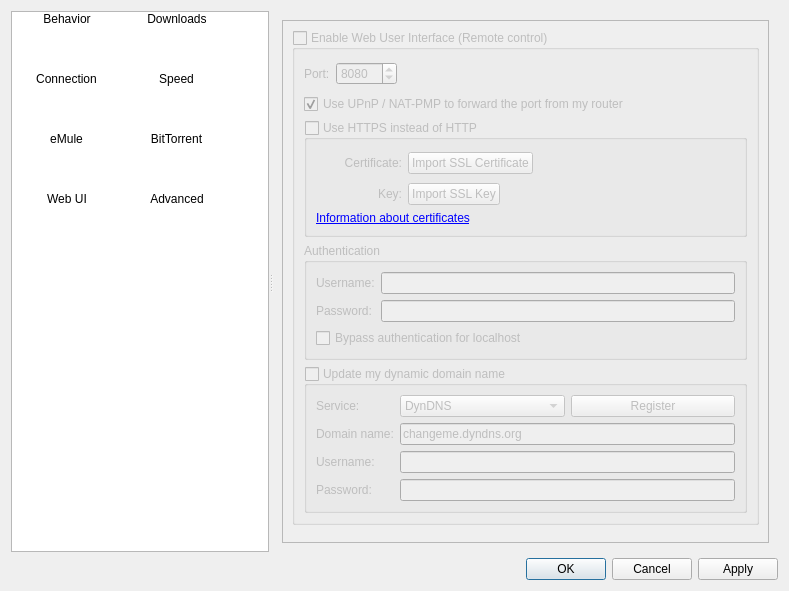
Before: the Qt Designer form src/preferences/options.ui in qmule/qmule, drawn with Qt 5.
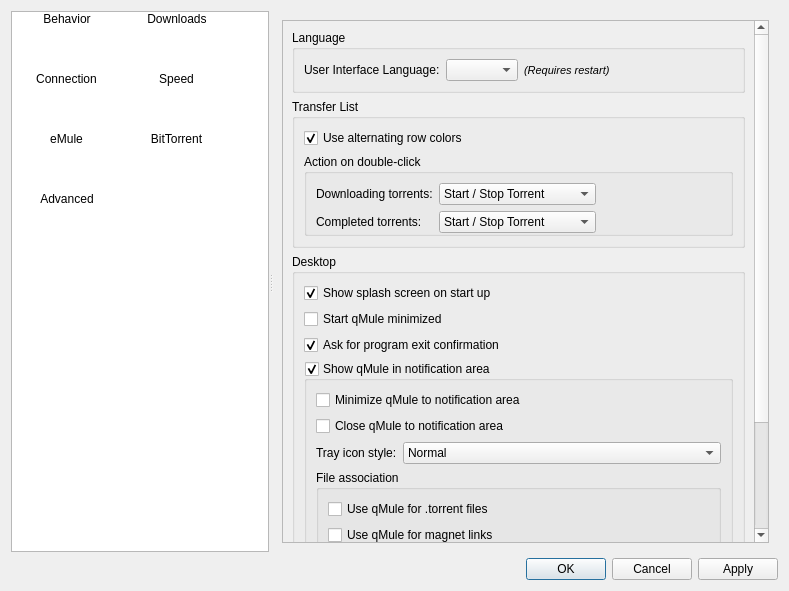
After: the same form once the commit is applied. The open tabs and pages were chosen to show the change. Icons and pictures are not drawn.

Commit message: #27 Remove WebUI tab

Diff of the .ui file:
```diff
--- a/src/preferences/options.ui
+++ b/src/preferences/options.ui
@@ -143,17 +143,6 @@
         <set>ItemIsSelectable|ItemIsEnabled</set>
        </property>
       </item>
-      <item>
-       <property name="text">
-        <string>Web UI</string>
-       </property>
-       <property name="textAlignment">
-        <set>AlignHCenter|AlignVCenter|AlignCenter</set>
-       </property>
-       <property name="flags">
-        <set>ItemIsSelectable|ItemIsEnabled</set>
-       </property>
-      </item>
       <item>
        <property name="text">
         <string>Advanced</string>
@@ -2463,386 +2452,6 @@
         </item>
        </layout>
       </widget>
-      <widget class="QWidget" name="tabOptionPage7">
-       <property name="enabled">
-        <bool>false</bool>
-       </property>
-       <layout class="QVBoxLayout">
-        <item>
-         <widget class="QScrollArea" name="scrollArea_7">
-          <property name="widgetResizable">
-           <bool>true</bool>
-          </property>
-          <widget class="QWidget" name="scrollAreaWidgetContents_7">
-           <property name="geometry">
-            <rect>
-             <x>0</x>
-             <y>0</y>
-             <width>435</width>
-             <height>551</height>
-            </rect>
-           </property>
-           <layout class="QVBoxLayout" name="verticalLayout_23">
-            <item>
-             <widget class="QGroupBox" name="checkWebUi">
-              <property name="title">
-               <string>Enable Web User Interface (Remote control)</string>
-              </property>
-              <property name="checkable">
-               <bool>true</bool>
-              </property>
-              <property name="checked">
-               <bool>false</bool>
-              </property>
-              <layout class="QVBoxLayout" name="verticalLayout_2">
-               <item>
-                <layout class="QHBoxLayout" name="horizontalLayout_2">
-                 <item>
-                  <widget class="QLabel" name="lblWebUiPort">
-                   <property name="text">
-                    <string>Port:</string>
-                   </property>
-                  </widget>
-                 </item>
-                 <item>
-                  <widget class="QSpinBox" name="spinWebUiPort">
-                   <property name="minimum">
-                    <number>1</number>
-                   </property>
-                   <property name="maximum">
-                    <number>65535</number>
-                   </property>
-                   <property name="value">
-                    <number>8080</number>
-                   </property>
-                  </widget>
-                 </item>
-                 <item>
-                  <spacer>
-                   <property name="orientation">
-                    <enum>Qt::Horizontal</enum>
-                   </property>
-                   <property name="sizeHint" stdset="0">
-                    <size>
-                     <width>21</width>
-                     <height>29</height>
-                    </size>
-                   </property>
-                  </spacer>
-                 </item>
-                </layout>
-               </item>
-               <item>
-                <widget class="QCheckBox" name="checkWebUIUPnP">
-                 <property name="text">
-                  <string>Use UPnP / NAT-PMP to forward the port from my router</string>
-                 </property>
-                 <property name="checked">
-                  <bool>true</bool>
-                 </property>
-                </widget>
-               </item>
-               <item>
-                <widget class="QGroupBox" name="checkWebUiHttps">
-                 <property name="title">
-                  <string>Use HTTPS instead of HTTP</string>
-                 </property>
-                 <property name="checkable">
-                  <bool>true</bool>
-                 </property>
-                 <property name="checked">
-                  <bool>false</bool>
-                 </property>
-                 <layout class="QGridLayout" name="gridLayout_11">
-                  <item row="0" column="0">
-                   <widget class="QLabel" name="lblSslCertStatus">
-                    <property name="minimumSize">
-                     <size>
-                      <width>22</width>
-                      <height>22</height>
-                     </size>
-                    </property>
-                    <property name="maximumSize">
-                     <size>
-                      <width>22</width>
-                      <height>22</height>
-                     </size>
-                    </property>
-                    <property name="text">
-                     <string/>
-                    </property>
-                   </widget>
-                  </item>
-                  <item row="0" column="1">
-                   <widget class="QLabel" name="lblWebUiCrt">
-                    <property name="text">
-                     <string>Certificate:</string>
-                    </property>
-                    <property name="alignment">
-                     <set>Qt::AlignRight|Qt::AlignTrailing|Qt::AlignVCenter</set>
-                    </property>
-                   </widget>
-                  </item>
-                  <item row="0" column="2">
-                   <layout class="QHBoxLayout" name="horizontalLayout_4">
-                    <item>
-                     <widget class="QPushButton" name="btnWebUiCrt">
-                      <property name="text">
-                       <string>Import SSL Certificate</string>
-                      </property>
-                     </widget>
-                    </item>
-                    <item>
-                     <spacer name="horizontalSpacer_12">
-                      <property name="orientation">
-                       <enum>Qt::Horizontal</enum>
-                      </property>
-                      <property name="sizeHint" stdset="0">
-                       <size>
-                        <width>138</width>
-                        <height>28</height>
-                       </size>
-                      </property>
-                     </spacer>
-                    </item>
-                   </layout>
-                  </item>
-                  <item row="1" column="0">
-                   <widget class="QLabel" name="lblSslKeyStatus">
-                    <property name="minimumSize">
-                     <size>
-                      <width>22</width>
-                      <height>22</height>
-                     </size>
-                    </property>
-                    <property name="maximumSize">
-                     <size>
-                      <width>22</width>
-                      <height>22</height>
-                     </size>
-                    </property>
-                    <property name="text">
-                     <string/>
-                    </property>
-                   </widget>
-                  </item>
-                  <item row="1" column="1">
-                   <widget class="QLabel" name="lblWebUiKey">
-                    <property name="text">
-                     <string>Key:</string>
-                    </property>
-                    <property name="alignment">
-                     <set>Qt::AlignRight|Qt::AlignTrailing|Qt::AlignVCenter</set>
-                    </property>
-                   </widget>
-                  </item>
-                  <item row="1" column="2">
-                   <layout class="QHBoxLayout" name="horizontalLayout_5">
-                    <item>
-                     <widget class="QPushButton" name="btnWebUiKey">
-                      <property name="text">
-                       <string>Import SSL Key</string>
-                      </property>
-                     </widget>
-                    </item>
-                    <item>
-                     <spacer name="horizontalSpacer_13">
-                      <property name="orientation">
-                       <enum>Qt::Horizontal</enum>
-                      </property>
-                      <property name="sizeHint" stdset="0">
-                       <size>
-                        <width>40</width>
-                        <height>20</height>
-                       </size>
-                      </property>
-                     </spacer>
-                    </item>
-                   </layout>
-                  </item>
-                  <item row="2" column="0" colspan="3">
-                   <widget class="QLabel" name="lblWebUIInfo">
-                    <property name="text">
-                     <string>&lt;a href=http://httpd.apache.org/docs/2.1/ssl/ssl_faq.html#aboutcerts&gt;Information about certificates&lt;/a&gt;</string>
-                    </property>
-                    <property name="openExternalLinks">
-                     <bool>true</bool>
-                    </property>
-                   </widget>
-                  </item>
-                 </layout>
-                </widget>
-               </item>
-               <item>
-                <widget class="QGroupBox" name="groupWebUiAuth">
-                 <property name="title">
-                  <string>Authentication</string>
-                 </property>
-                 <layout class="QGridLayout" name="gridLayout_10">
-                  <item row="0" column="1" rowspan="3">
-                   <widget class="QLineEdit" name="textWebUiUsername">
-                    <property name="text">
-                     <string/>
-                    </property>
-                    <property name="maxLength">
-                     <number>1000</number>
-                    </property>
-                    <property name="echoMode">
-                     <enum>QLineEdit::Normal</enum>
-                    </property>
-                   </widget>
-                  </item>
-                  <item row="3" column="1">
-                   <widget class="QLineEdit" name="textWebUiPassword">
-                    <property name="text">
-                     <string/>
-                    </property>
-                    <property name="maxLength">
-                     <number>1000</number>
-                    </property>
-                    <property name="echoMode">
-                     <enum>QLineEdit::Password</enum>
-                    </property>
-                   </widget>
-                  </item>
-                  <item row="4" column="0" colspan="2">
-                   <widget class="QCheckBox" name="checkBypassLocalAuth">
-                    <property name="text">
-                     <string>Bypass authentication for localhost</string>
-                    </property>
-                   </widget>
-                  </item>
-                  <item row="0" column="0" rowspan="3">
-                   <widget class="QLabel" name="lblWebUiUsername">
-                    <property name="text">
-                     <string>Username:</string>
-                    </property>
-                   </widget>
-                  </item>
-                  <item row="3" column="0">
-                   <widget class="QLabel" name="lblWebUiPassword">
-                    <property name="text">
-                     <string>Password:</string>
-                    </property>
-                   </widget>
-                  </item>
-                 </layout>
-                </widget>
-               </item>
-               <item>
-                <widget class="QGroupBox" name="checkDynDNS">
-                 <property name="title">
-                  <string>Update my dynamic domain name</string>
-                 </property>
-                 <property name="checkable">
-                  <bool>true</bool>
-                 </property>
-                 <property name="checked">
-                  <bool>false</bool>
-                 </property>
-                 <layout class="QFormLayout" name="formLayout_5">
-                  <item row="0" column="0">
-                   <widget class="QLabel" name="label_19">
-                    <property name="text">
-                     <string>Service:</string>
-                    </property>
-                   </widget>
-                  </item>
-                  <item row="0" column="1">
-                   <layout class="QHBoxLayout" name="horizontalLayout_3">
-                    <item>
-                     <widget class="QComboBox" name="comboDNSService">
-                      <item>
-                       <property name="text">
-                        <string notr="true">DynDNS</string>
-                       </property>
-                      </item>
-                      <item>
-                       <property name="text">
-                        <string notr="true">No-IP</string>
-                       </property>
-                      </item>
-                     </widget>
-                    </item>
-                    <item>
-                     <widget class="QPushButton" name="registerDNSBtn">
-                      <property name="text">
-                       <string>Register</string>
-                      </property>
-                     </widget>
-                    </item>
-                   </layout>
-                  </item>
-                  <item row="1" column="0">
-                   <widget class="QLabel" name="label_20">
-                    <property name="text">
-                     <string>Domain name:</string>
-                    </property>
-                   </widget>
-                  </item>
-                  <item row="1" column="1">
-                   <widget class="QLineEdit" name="domainNameTxt">
-                    <property name="text">
-                     <string notr="true">changeme.dyndns.org</string>
-                    </property>
-                   </widget>
-                  </item>
-                  <item row="2" column="0">
-                   <widget class="QLabel" name="label_21">
-                    <property name="text">
-                     <string>Username:</string>
-                    </property>
-                   </widget>
-                  </item>
-                  <item row="2" column="1">
-                   <widget class="QLineEdit" name="DNSUsernameTxt">
-                    <property name="maxLength">
-                     <number>50</number>
-                    </property>
-                   </widget>
-                  </item>
-                  <item row="3" column="0">
-                   <widget class="QLabel" name="label_22">
-                    <property name="text">
-                     <string>Password:</string>
-                    </property>
-                   </widget>
-                  </item>
-                  <item row="3" column="1">
-                   <widget class="QLineEdit" name="DNSPasswordTxt">
-                    <property name="maxLength">
-                     <number>50</number>
-                    </property>
-                    <property name="echoMode">
-                     <enum>QLineEdit::Password</enum>
-                    </property>
-                   </widget>
-                  </item>
-                 </layout>
-                </widget>
-               </item>
-              </layout>
-             </widget>
-            </item>
-            <item>
-             <spacer name="verticalSpacer">
-              <property name="orientation">
-               <enum>Qt::Vertical</enum>
-              </property>
-              <property name="sizeHint" stdset="0">
-               <size>
-                <width>20</width>
-                <height>40</height>
-               </size>
-              </property>
-             </spacer>
-            </item>
-           </layout>
-          </widget>
-         </widget>
-        </item>
-       </layout>
-      </widget>
       <widget class="QWidget" name="page_3">
        <layout class="QVBoxLayout" name="verticalLayout_35">
         <item>
```
Left out of the diff: 13 changed lines with no effect on the pictures. The commit also changes 2 other files.
